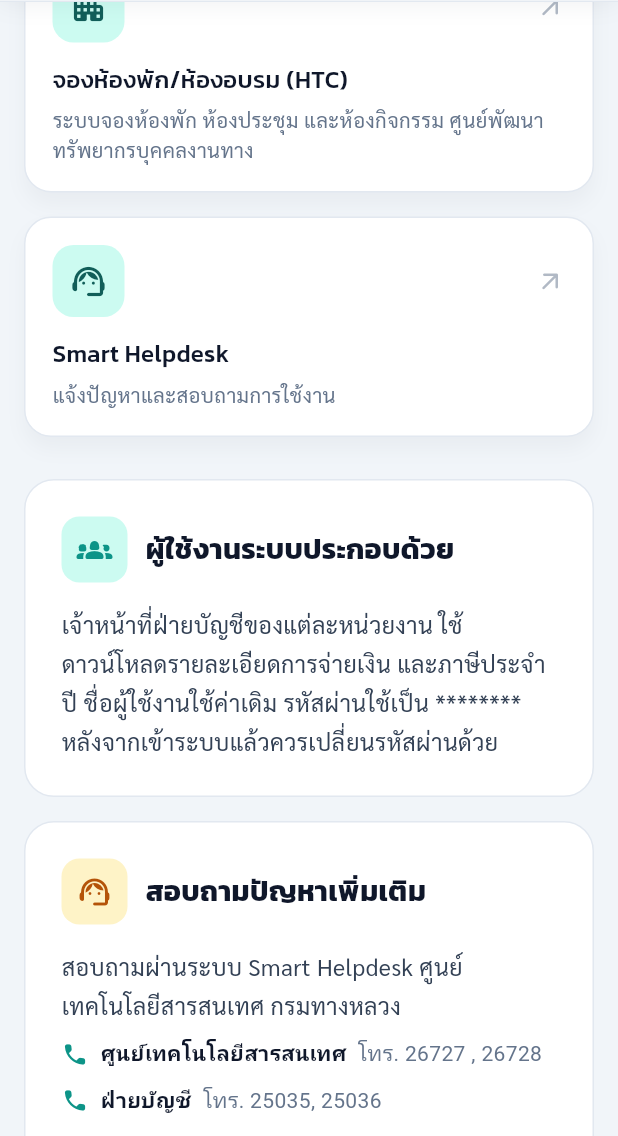
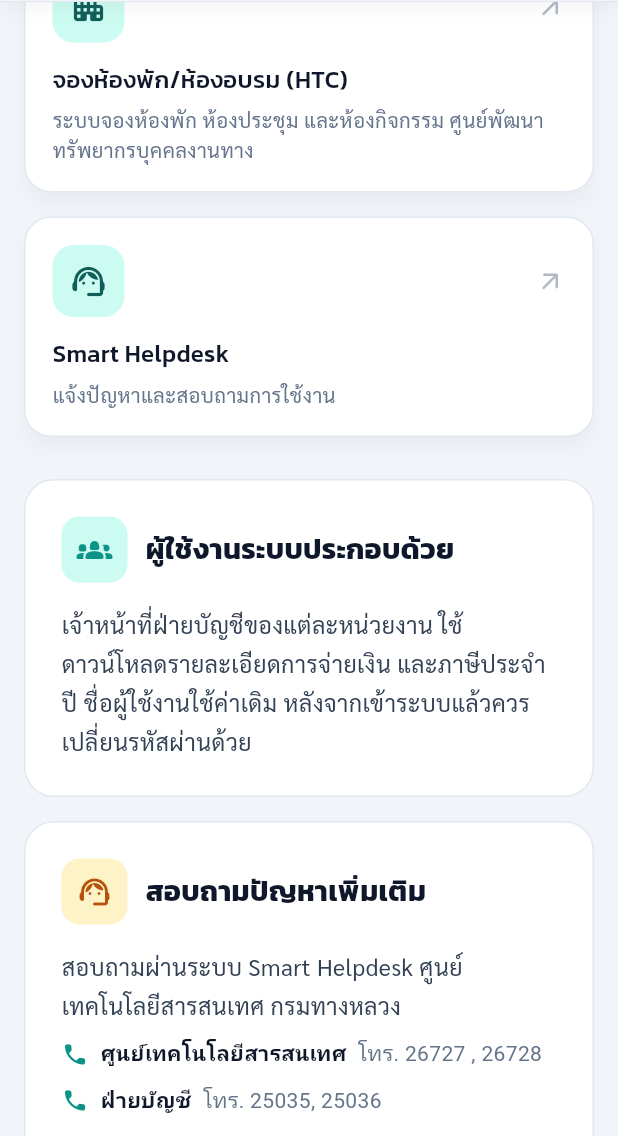
Before and after one commit to suchat-kl/sal, a Flutter app: the screen it shows after launch, scrolled down 1728 dp, on a phone screen of 412 x 824 dp, the part 100-1236 px from its top. Run offline on Flutter 3.47's test engine with Material 3 defaults, Android fonts, the phone set to English and light mode, and no system bars; our stand-ins replace shared_preferences.

Commit message:
fix(home): เอารหัสผ่านตั้งต้นออกจากข้อความหน้าแรก
หน้านี้เปิดให้ทุกคนเห็น ไม่ควรแสดงรหัสผ่านตั้งต้นของเจ้าหน้าที่ฝ่ายบัญชี

Co-Authored-By: Claude Opus 5.5 <noreply@anthropic.com>

```diff
--- a/lib/screens/home_screen.dart
+++ b/lib/screens/home_screen.dart
@@ -396,7 +396,7 @@ class _InfoSections extends StatelessWidget {
       title: 'ผู้ใช้งานระบบประกอบด้วย',
       body:
           'เจ้าหน้าที่ฝ่ายบัญชีของแต่ละหน่วยงาน ใช้ดาวน์โหลดรายละเอียดการจ่ายเงิน และภาษีประจำปี '
-          'ชื่อผู้ใช้งานใช้ค่าเดิม รหัสผ่านใช้เป็น ******** หลังจากเข้าระบบแล้วควรเปลี่ยนรหัสผ่านด้วย',
+          'ชื่อผู้ใช้งานใช้ค่าเดิม หลังจากเข้าระบบแล้วควรเปลี่ยนรหัสผ่านด้วย',
     );
     final help = _InfoCard(
       icon: Icons.support_agent_rounded,
```
